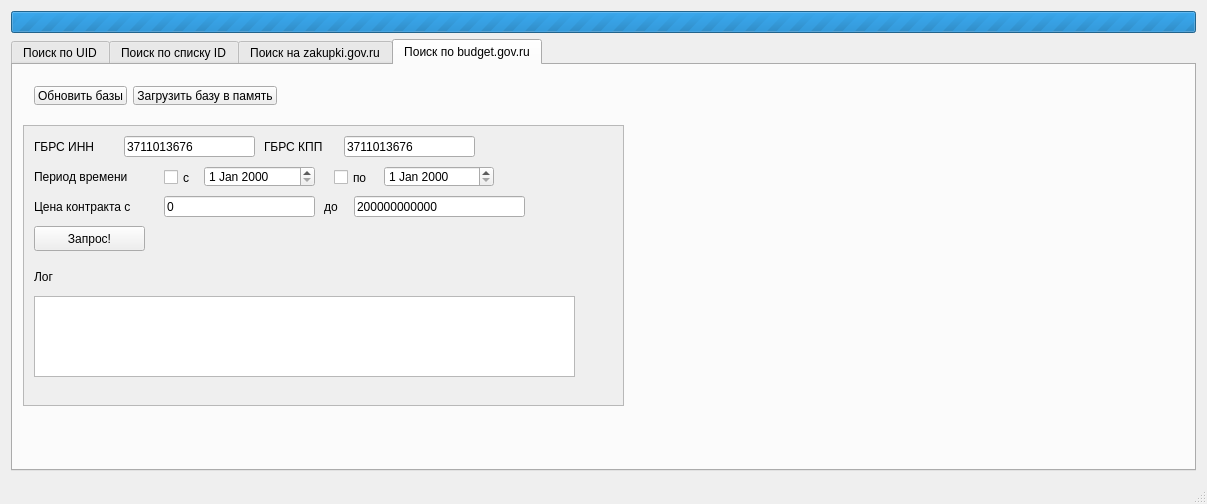
This is gov_zakupki/mainwindow.ui in celidos/gov_zakupki as Qt 5 draws it before an edit. The edited form follows.
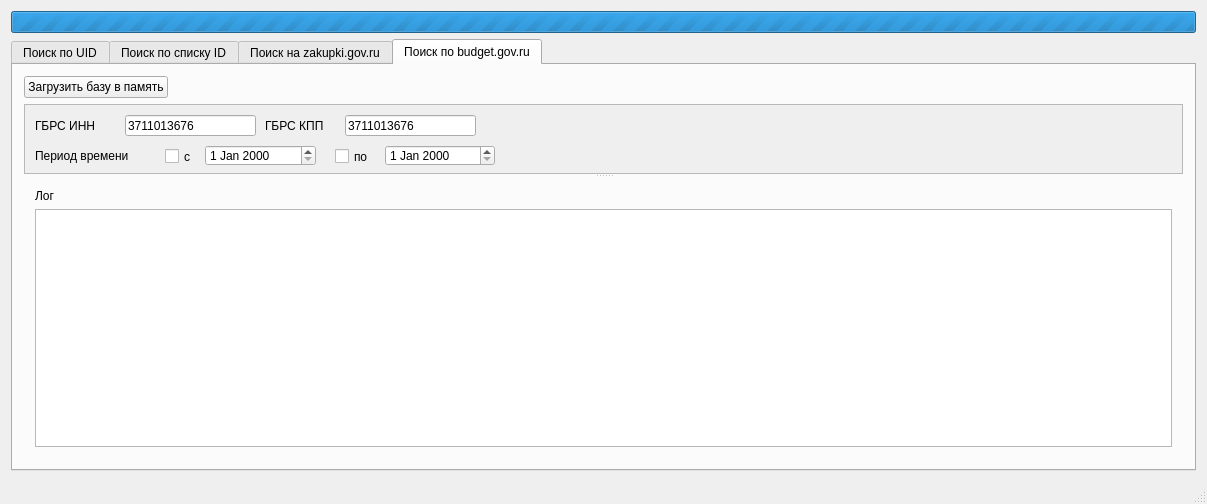
This is the edited form. The open tabs and pages were chosen to show the change.

```diff
--- a/gov_zakupki/mainwindow.ui
+++ b/gov_zakupki/mainwindow.ui
@@ -447,23 +447,9 @@
        <attribute name="title">
         <string>Поиск по budget.gov.ru</string>
        </attribute>
-       <widget class="QWidget" name="horizontalLayoutWidget">
-        <property name="geometry">
-         <rect>
-          <x>10</x>
-          <y>10</y>
-          <width>631</width>
-          <height>41</height>
-         </rect>
-        </property>
+       <layout class="QVBoxLayout" name="verticalLayout_8">
+        <item>
         <layout class="QHBoxLayout" name="horizontalLayout_6">
-         <item>
-          <widget class="QPushButton" name="pushButton_7">
-           <property name="text">
-            <string>Обновить базы</string>
-           </property>
-          </widget>
-         </item>
          <item>
           <widget class="QPushButton" name="pushButton_8">
            <property name="text">
@@ -485,16 +471,13 @@
           </spacer>
          </item>
         </layout>
-       </widget>
+        </item>
+        <item>
+         <widget class="QSplitter" name="splitter_2">
+          <property name="orientation">
+           <enum>Qt::Vertical</enum>
+          </property>
        <widget class="QScrollArea" name="scrollArea_2">
-        <property name="geometry">
-         <rect>
-          <x>10</x>
-          <y>60</y>
-          <width>601</width>
-          <height>281</height>
-         </rect>
-        </property>
         <property name="widgetResizable">
          <bool>true</bool>
         </property>
@@ -503,8 +486,8 @@
           <rect>
            <x>0</x>
            <y>0</y>
-           <width>599</width>
-           <height>279</height>
+              <width>1163</width>
+              <height>141</height>
           </rect>
          </property>
          <widget class="QLineEdit" name="lineEdit_5">
@@ -605,16 +588,6 @@
            <string>ГБРС КПП</string>
           </property>
          </widget>
-         <widget class="QTextEdit" name="textEdit">
-          <property name="geometry">
-           <rect>
-            <x>10</x>
-            <y>170</y>
-            <width>541</width>
-            <height>81</height>
-           </rect>
-          </property>
-         </widget>
          <widget class="QLineEdit" name="lineEdit_6">
           <property name="geometry">
            <rect>
@@ -628,25 +601,12 @@
            <string>3711013676</string>
           </property>
          </widget>
-         <widget class="QLabel" name="label_10">
-          <property name="geometry">
-           <rect>
-            <x>10</x>
-            <y>140</y>
-            <width>131</width>
-            <height>21</height>
-           </rect>
-          </property>
-          <property name="text">
-           <string>Лог</string>
-          </property>
-         </widget>
          <widget class="QPushButton" name="pushButton_9">
           <property name="geometry">
            <rect>
             <x>10</x>
             <y>100</y>
-            <width>111</width>
+               <width>91</width>
             <height>25</height>
            </rect>
           </property>
@@ -706,8 +666,101 @@
            <string>до</string>
           </property>
          </widget>
-        </widget>
-       </widget>
+            <widget class="QLabel" name="label_15">
+             <property name="geometry">
+              <rect>
+               <x>270</x>
+               <y>100</y>
+               <width>101</width>
+               <height>23</height>
+              </rect>
+             </property>
+             <property name="sizePolicy">
+              <sizepolicy hsizetype="Fixed" vsizetype="Preferred">
+               <horstretch>0</horstretch>
+               <verstretch>0</verstretch>
+              </sizepolicy>
+             </property>
+             <property name="text">
+              <string>            Имя файла:</string>
+             </property>
+            </widget>
+            <widget class="QLineEdit" name="lineEdit_11">
+             <property name="geometry">
+              <rect>
+               <x>370</x>
+               <y>100</y>
+               <width>200</width>
+               <height>21</height>
+              </rect>
+             </property>
+             <property name="sizePolicy">
+              <sizepolicy hsizetype="Expanding" vsizetype="Fixed">
+               <horstretch>0</horstretch>
+               <verstretch>0</verstretch>
+              </sizepolicy>
+             </property>
+             <property name="maximumSize">
+              <size>
+               <width>200</width>
+               <height>16777215</height>
+              </size>
+             </property>
+             <property name="text">
+              <string>test</string>
+             </property>
+            </widget>
+            <widget class="QLabel" name="label_16">
+             <property name="geometry">
+              <rect>
+               <x>580</x>
+               <y>100</y>
+               <width>23</width>
+               <height>21</height>
+              </rect>
+             </property>
+             <property name="sizePolicy">
+              <sizepolicy hsizetype="Fixed" vsizetype="Preferred">
+               <horstretch>0</horstretch>
+               <verstretch>0</verstretch>
+              </sizepolicy>
+             </property>
+             <property name="text">
+              <string>.xlsx</string>
+             </property>
+            </widget>
+            <widget class="QPushButton" name="pushButton_11">
+             <property name="geometry">
+              <rect>
+               <x>160</x>
+               <y>100</y>
+               <width>101</width>
+               <height>25</height>
+              </rect>
+             </property>
+             <property name="text">
+              <string>Экспорт в Excel</string>
+             </property>
+            </widget>
+           </widget>
+          </widget>
+          <widget class="QWidget" name="verticalLayoutWidget_2">
+           <layout class="QVBoxLayout" name="verticalLayout_4">
+            <item>
+             <widget class="QLabel" name="label_10">
+              <property name="text">
+               <string>Лог</string>
+              </property>
+             </widget>
+            </item>
+            <item>
+             <widget class="QTextEdit" name="textEdit"/>
+            </item>
+           </layout>
+          </widget>
+         </widget>
+        </item>
+       </layout>
       </widget>
      </widget>
     </item>
```
Left out of the diff: 150 changed lines with no effect on the pictures. Lines whose indentation alone changed are shown as unchanged.
